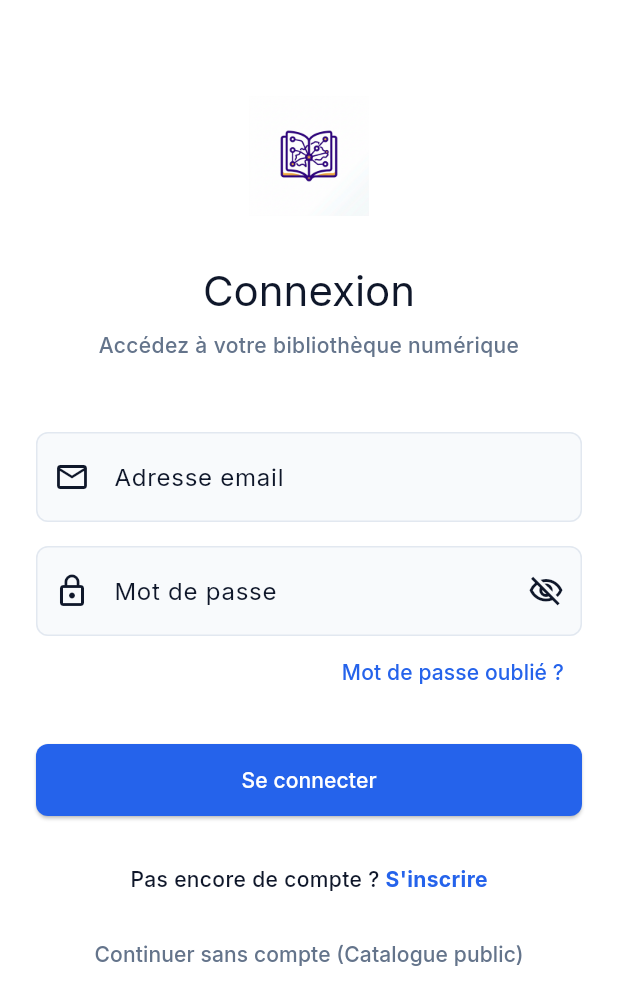
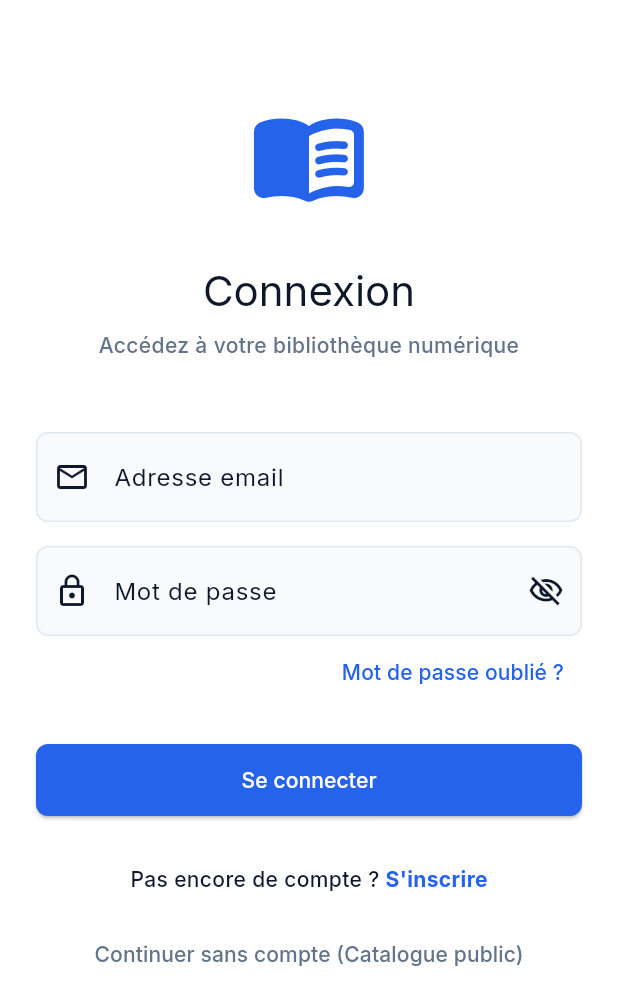
Before and after one commit to mibienpanjoe/Digital_Library_BF, a Flutter app: the screen it shows after launch, item 2 of the bottom bar chosen, on a phone screen of 412 x 824 dp. Shown: the top 1005 px of the screen. Run offline on Flutter 3.47's test engine with Material 3 defaults, Android fonts, the phone set to English and light mode, and no system bars; our stand-ins replace cached_network_image, dio, flutter_riverpod, flutter_secure_storage, go_router, google_fonts and 3 more; network calls fail.

Commit message:
feat(mobile): replace image logos with icons .

```diff
--- a/mobile/lib/screens/auth/login_screen.dart
+++ b/mobile/lib/screens/auth/login_screen.dart
@@ -57,10 +57,11 @@ class _LoginScreenState extends ConsumerState<LoginScreen> {
             crossAxisAlignment: CrossAxisAlignment.stretch,
             children: [
               const SizedBox(height: 40),
-              Center(
-                child: Image.asset(
-                  'assets/images/logo.png',
-                  height: 80, // Adjust height as necessary
+              const Center(
+                child: Icon(
+                  Icons.menu_book_rounded,
+                  size: 80,
+                  color: AppColors.primaryBlue,
                 ),
               ),
               const SizedBox(height: 32),
```
Also changed, not shown: mobile/lib/screens/splash/splash_screen.dart (+4 -3 lines).
